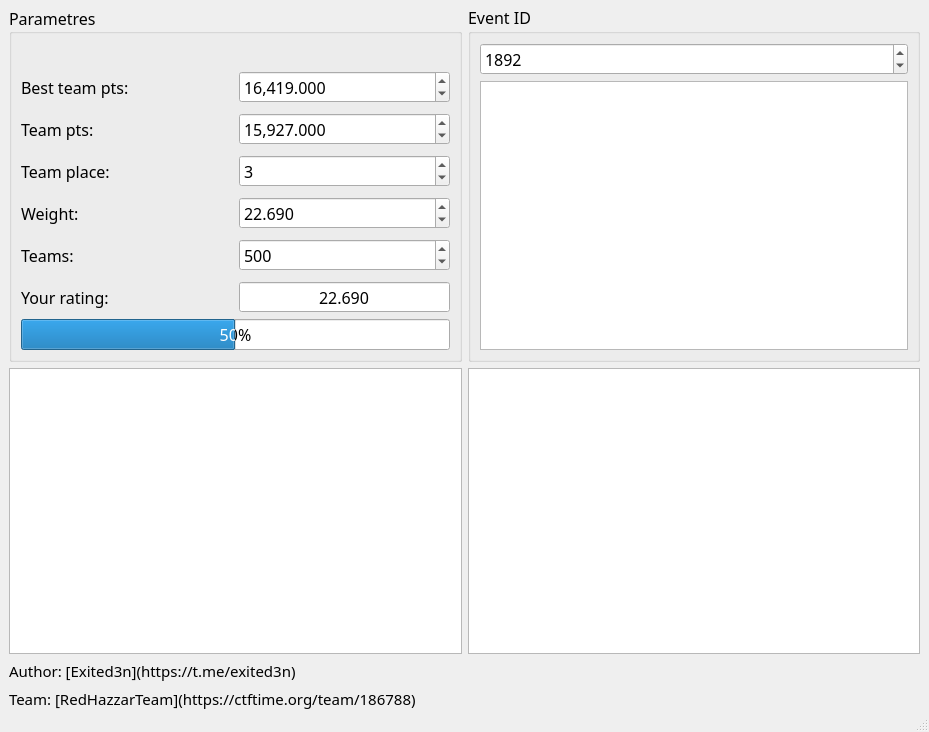
Old version of the form design.ui in the repository akhomlyuk/ctftime_rating.
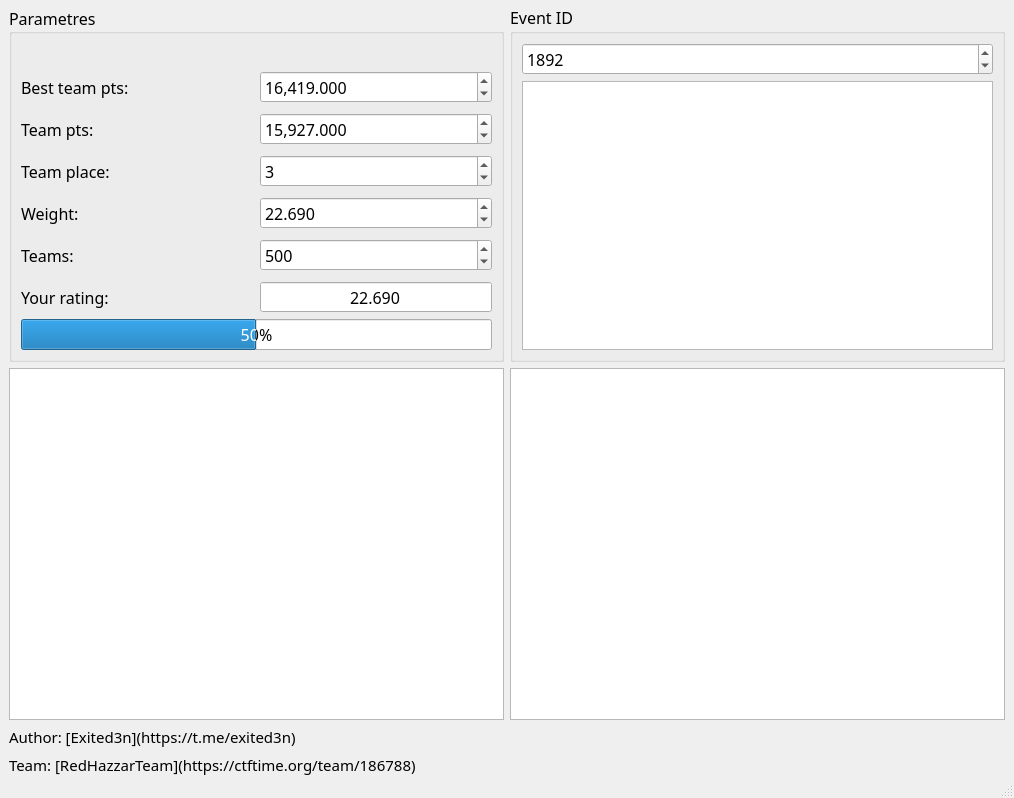
New version of the form. Icons and pictures are not drawn.

The edit to the form file:
```diff
--- a/design.ui
+++ b/design.ui
@@ -6,8 +6,8 @@
    <rect>
     <x>0</x>
     <y>0</y>
-    <width>929</width>
-    <height>732</height>
+    <width>1014</width>
+    <height>798</height>
    </rect>
   </property>
   <property name="windowTitle">
```
